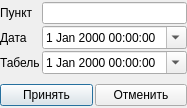
The window that ui/staff_traffic_data.ui (Meller008/CRM-Avi) describes before a commit, drawn with Qt 5.
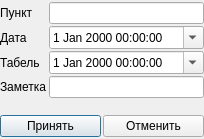
The same window after the commit.

Patch:
```diff
--- a/ui/staff_traffic_data.ui
+++ b/ui/staff_traffic_data.ui
@@ -6,8 +6,8 @@
    <rect>
     <x>0</x>
     <y>0</y>
-    <width>164</width>
-    <height>108</height>
+    <width>204</width>
+    <height>139</height>
    </rect>
   </property>
   <property name="windowTitle">
@@ -84,7 +84,7 @@
      </property>
     </widget>
    </item>
-   <item row="4" column="0" colspan="2">
+   <item row="5" column="0" colspan="2">
     <layout class="QHBoxLayout" name="horizontalLayout">
      <item>
       <widget class="QPushButton" name="pushButton">
@@ -102,7 +102,21 @@
      </item>
     </layout>
    </item>
+   <item row="3" column="1">
+    <widget class="QLineEdit" name="le_note">
+     <property name="maxLength">
+      <number>100</number>
+     </property>
+    </widget>
+   </item>
    <item row="3" column="0">
+    <widget class="QLabel" name="label_4">
+     <property name="text">
+      <string>Заметка</string>
+     </property>
+    </widget>
+   </item>
+   <item row="4" column="0">
     <spacer name="verticalSpacer">
      <property name="orientation">
       <enum>Qt::Vertical</enum>
```
